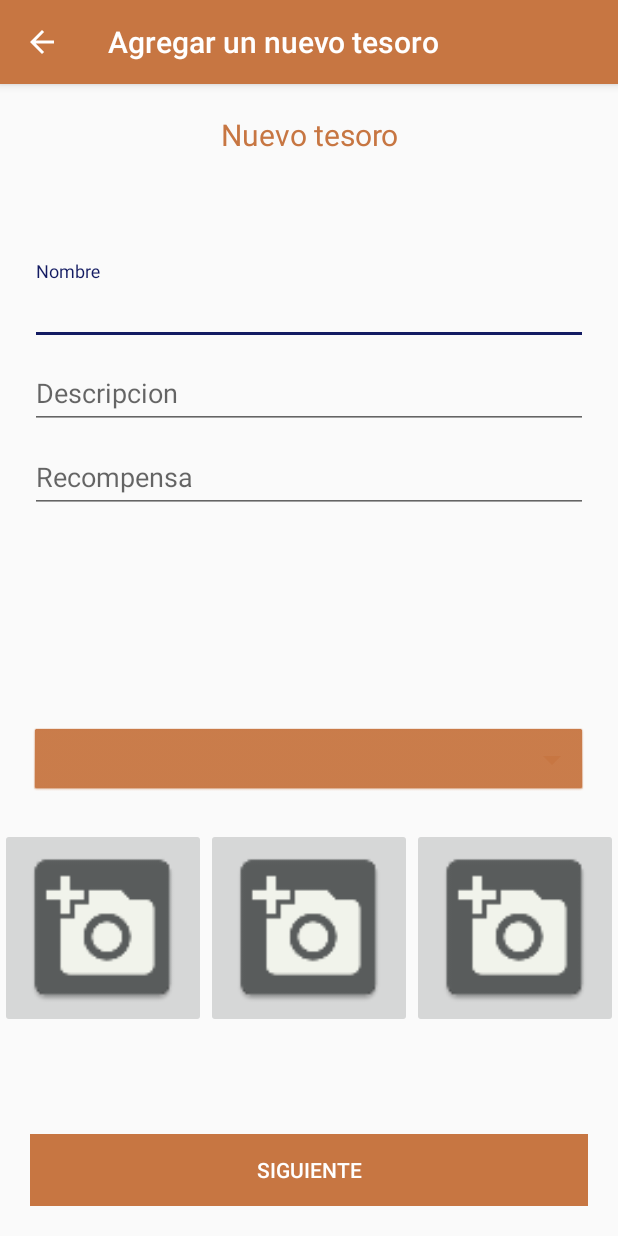
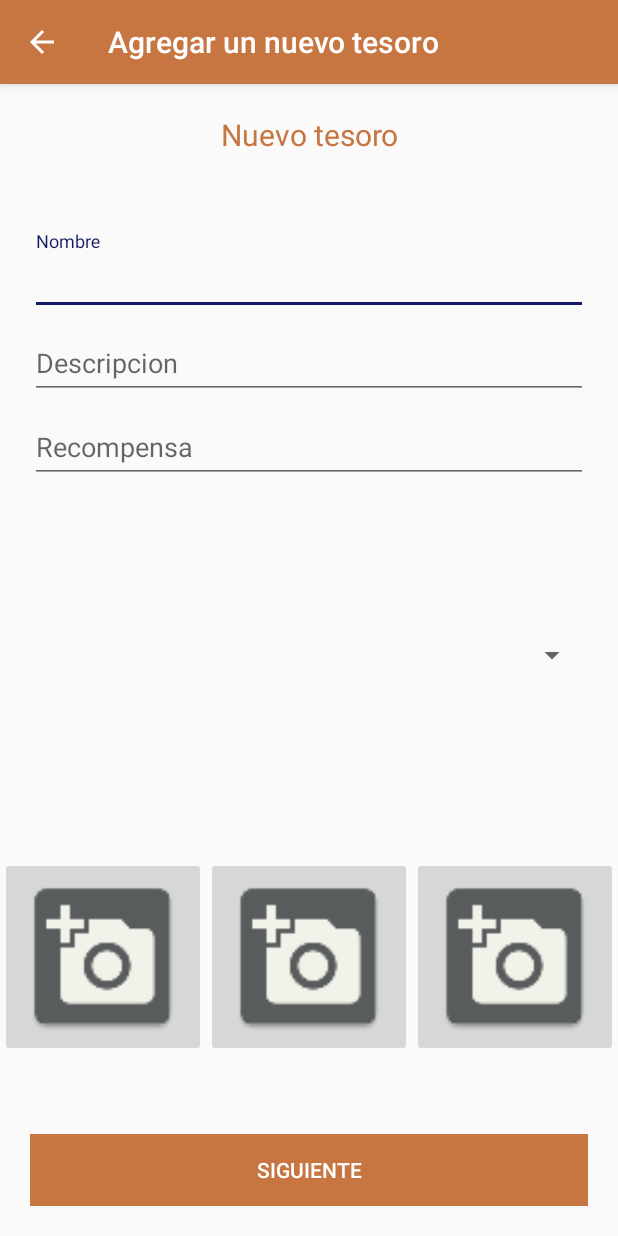
Before and after one commit to julianbermolen/CazaRecompensas, an Android app: the NuevoTesoro screen opened directly, with no data from a screen before it, on a phone screen of 412 x 824 dp. Run offline under Robolectric (Android 15) with nearby library versions, the phone set to English and light mode, and no system bars; libraries missing offline, so code that uses them is left out: com.facebook.

Commit message:
Cambios visuales

```diff
--- a/app/build.gradle
+++ b/app/build.gradle
@@ -37,6 +37,7 @@ dependencies {
     compile 'com.squareup.picasso:picasso:2.4.0'
     compile 'com.google.firebase:firebase-messaging:11.0.4'
     compile 'com.google.firebase:firebase-core:11.0.4'
+    compile 'com.weiwangcn.betterspinner:library-material:1.1.0'
     testCompile 'junit:junit:4.12'
 }
 
--- a/app/src/main/java/ar/com/cazarecompensas/cazarecompensas/Models/Adapters/TesoroAdapter.java
+++ b/app/src/main/java/ar/com/cazarecompensas/cazarecompensas/Models/Adapters/TesoroAdapter.java
@@ -174,6 +174,7 @@ public class TesoroAdapter extends ArrayAdapter<Tesoro> {
         Usuario usuario = tesoro.getUsuario();
         intent.putExtra("Tesoro",(Parcelable) tesoro);
         intent.putExtra("Usuario",(Serializable) usuario);
+        intent.addFlags(Intent.FLAG_ACTIVITY_CLEAR_TOP | Intent.FLAG_ACTIVITY_CLEAR_TASK | Intent.FLAG_ACTIVITY_NEW_TASK);
         context.startActivity(intent);
     }
 
--- a/app/src/main/res/layout/content_nuevo_tesoro.xml
+++ b/app/src/main/res/layout/content_nuevo_tesoro.xml
@@ -79,7 +79,9 @@
         android:layout_width="match_parent"
         android:layout_height="wrap_content"
         android:orientation="vertical"
+        android:layout_weight="2"
         >
+
         <Spinner
             android:id="@+id/Categoria"
             android:layout_width="match_parent"
@@ -87,10 +89,11 @@
             android:layout_marginRight="20dp"
             android:layout_marginBottom="20dp"
             android:layout_marginLeft="20dp"
-            android:background="@android:drawable/btn_dropdown"
+            android:hint="Seleccione una categoría"
             android:layout_gravity="center_horizontal"
             android:spinnerMode="dropdown"
-            app:backgroundTint="@color/colorPrimary"/>
+            android:textColor="@color/colorAccent"
+            />
 
     </LinearLayout>
     <LinearLayout
```
